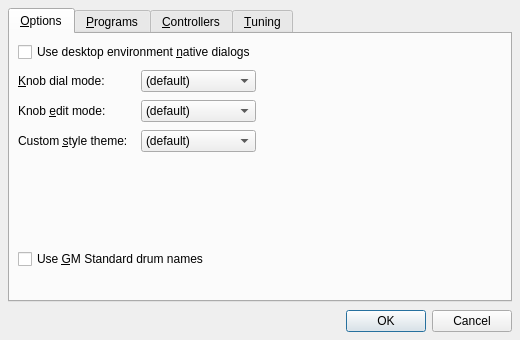
Qt form src/drumkv1widget_config.ui (rncbc/drumkv1) before a commit.
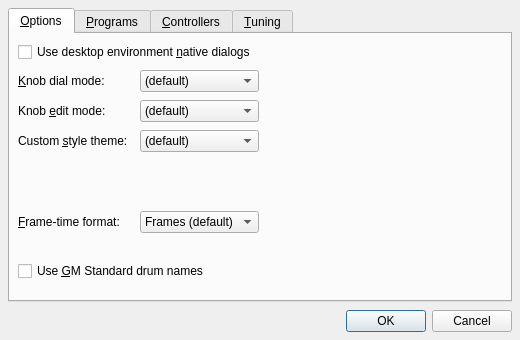
The same form after that commit. Icons and pictures are not drawn. Custom widgets are drawn as their Qt base class.

Diff of the .ui file:
```diff
--- a/src/drumkv1widget_config.ui
+++ b/src/drumkv1widget_config.ui
@@ -171,12 +171,55 @@
          <property name="sizeHint">
           <size>
            <width>20</width>
-           <height>20</height>
+           <height>8</height>
           </size>
          </property>
         </spacer>
        </item>
-       <item row="5" column="0" colspan="3">
+       <item row="5" column="0">
+        <widget class="QLabel" name="FrameTimeFormatTextLabel">
+         <property name="text">
+          <string>&amp;Frame-time format:</string>
+         </property>
+         <property name="buddy">
+          <cstring>FrameTimeFormatComboBox</cstring>
+         </property>
+        </widget>
+       </item>
+       <item row="5" column="1">
+        <widget class="QComboBox" name="FrameTimeFormatComboBox">
+         <property name="toolTip">
+          <string>Frame-time format</string>
+         </property>
+         <property name="editable">
+          <bool>false</bool>
+         </property>
+         <item>
+          <property name="text">
+           <string>Frames (default)</string>
+          </property>
+         </item>
+         <item>
+          <property name="text">
+           <string>Time</string>
+          </property>
+         </item>
+        </widget>
+       </item>
+       <item row="6" colspan="3">
+        <spacer>
+         <property name="orientation">
+          <enum>Qt::Vertical</enum>
+         </property>
+         <property name="sizeHint">
+          <size>
+           <width>20</width>
+           <height>8</height>
+          </size>
+         </property>
+        </spacer>
+       </item>
+       <item row="7" column="0" colspan="3">
         <widget class="QCheckBox" name="UseGMDrumNamesCheckBox">
          <property name="toolTip">
           <string>Whether to use GM Standard drum names</string>
@@ -186,7 +229,7 @@
          </property>
         </widget>
        </item>
-       <item row="6" colspan="3">
+       <item row="8" colspan="3">
         <spacer>
          <property name="orientation">
           <enum>Qt::Vertical</enum>
@@ -194,7 +237,7 @@
          <property name="sizeHint">
           <size>
            <width>20</width>
-           <height>20</height>
+           <height>8</height>
           </size>
          </property>
         </spacer>
```
Left out of the diff: 1 changed line with no effect on the pictures.
